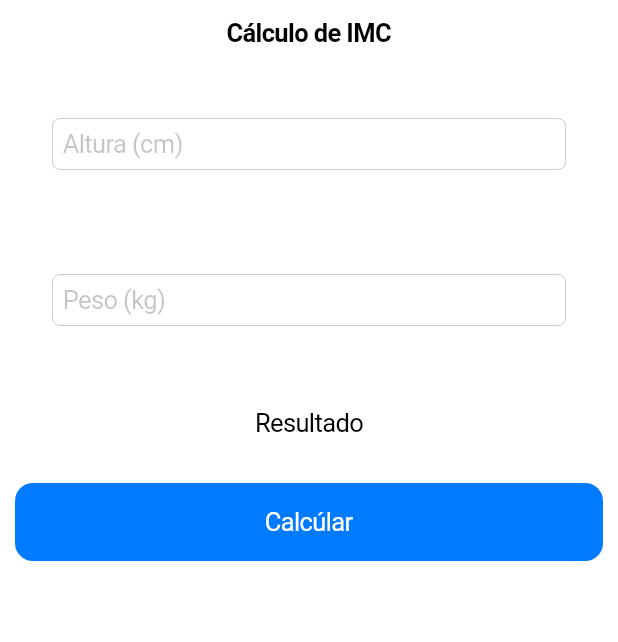
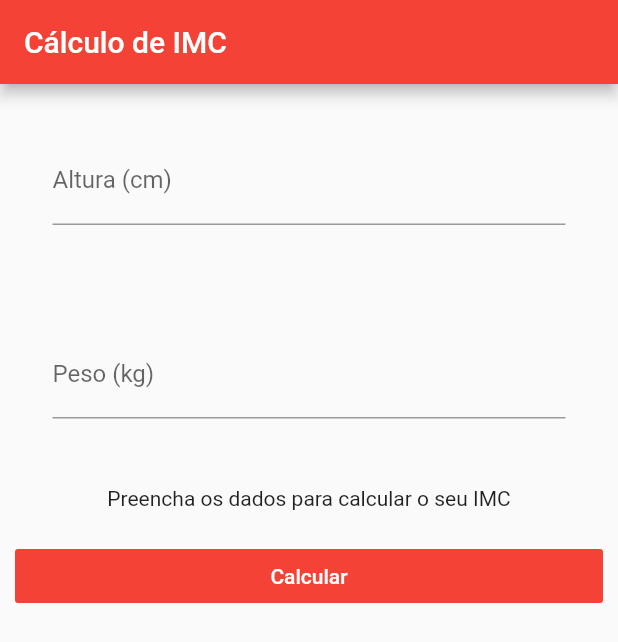
Before and after one commit to kaicmurilo/imc_flutter, a Flutter app: the screen it shows after launch, on a phone screen of 412 x 824 dp. Shown: the top 642 px of the screen. Run offline on Flutter 3.47's test engine with Material 2 defaults, Android fonts, the phone set to English and light mode, and no system bars; our stand-ins replace flutter_masked_text.

Commit message:
finalizando curso

```diff
--- /dev/null
+++ b/lib/blocs/imc.bloc.dart
@@ -0,0 +1,28 @@
+import 'package:flutter_masked_text/flutter_masked_text.dart';
+
+class ImcBloc {
+  var heightCtrl = new MaskedTextController(mask: '000');
+  var weightCtrl = new MaskedTextController(mask: '000');
+  var result = "Preencha os dados para calcular o seu IMC";
+
+  calc() {
+    double weight = double.parse(weightCtrl.text);
+    double height = double.parse(heightCtrl.text);
+    double imc = weight / (height * height);
+
+    if (imc < 18.6) {
+      result = "Abaixo do Peso (${imc.toStringAsPrecision(2)})";
+    } else if (imc >= 18.6 && imc <= 24.9) {
+      result = "Peso Ideal (${imc.toStringAsPrecision(2)})";
+    } else if (imc >= 24.9 && imc <= 24.9) {
+      result = "Levemente acima do peso  (${imc.toStringAsPrecision(2)})";
+    } else if (imc >= 24.9 && imc <= 34.9) {
+      result = "Obesidade Grau I (${imc.toStringAsPrecision(2)})";
+    } else if (imc >= 34.9 && imc <= 39.9) {
+      result = "Obseidade Grau II  (${imc.toStringAsPrecision(2)})";
+    } else if (imc >= 40) {
+      result = "Obesidade Grau III  (${imc.toStringAsPrecision(2)})";
+    }
+  }
+
+}
--- a/lib/ui/android/pages/home.page.dart
+++ b/lib/ui/android/pages/home.page.dart
@@ -1,4 +1,5 @@
 import 'package:flutter/material.dart';
+import 'package:imc/blocs/imc.bloc.dart';
 
 class HomePage extends StatefulWidget {
   @override
@@ -6,6 +7,7 @@ class HomePage extends StatefulWidget {
 }
 
 class _HomePageState extends State<HomePage> {
+  var bloc = new ImcBloc();
   @override
   Widget build(BuildContext context) {
     return Scaffold(
@@ -17,6 +19,7 @@ class _HomePageState extends State<HomePage> {
           Padding(
             padding: EdgeInsets.all(35),
             child: TextFormField(
+              controller: bloc.heightCtrl,
               decoration: InputDecoration(
                 labelText: "Altura (cm)",
               ),
@@ -26,6 +29,7 @@ class _HomePageState extends State<HomePage> {
           Padding(
             padding: EdgeInsets.all(35),
             child: TextFormField(
+              controller: bloc.weightCtrl,
               decoration: InputDecoration(
                 labelText: "Peso (kg)",
               ),
@@ -35,7 +39,7 @@ class _HomePageState extends State<HomePage> {
           Padding(
             padding: EdgeInsets.all(10),
             child: Text(
-              "Resultado",
+              bloc.result,
               textAlign: TextAlign.center,
             ),
           ),
@@ -43,7 +47,11 @@ class _HomePageState extends State<HomePage> {
             padding: EdgeInsets.all(10),
             child: FlatButton(
               color: Theme.of(context).primaryColor,
-              onPressed: () {},
+              onPressed: () {
+                setState(() {
+                  bloc.calc();
+                });
+              },
               child: Text(
                 "Calcular",
                 style: TextStyle(
```
Also changed, not shown: lib/main.dart (+5 -6 lines), lib/ui/ios/pages/home.page.dart (+12 -2 lines).
